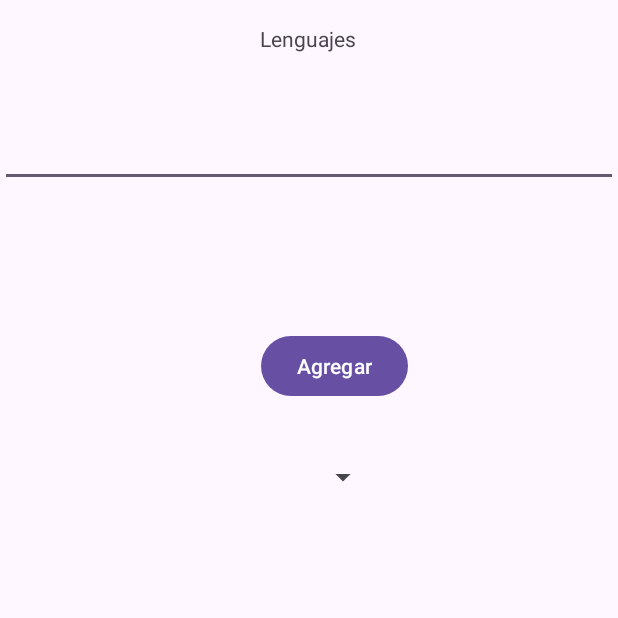
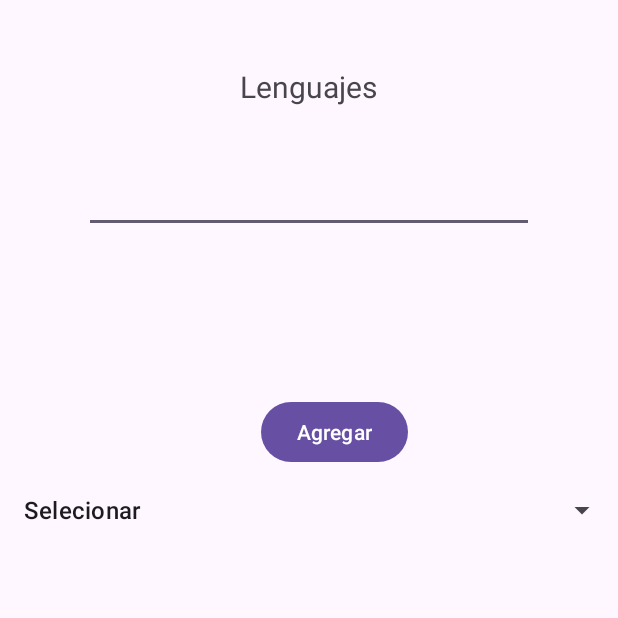
Before and after one commit to daya-pao/app1practica, an Android app: the screen it shows after launch (MainActivity), on a phone screen of 412 x 824 dp, the top half of it. Run offline under Robolectric (Android 15) with nearby library versions, the phone set to English and light mode, and no system bars.

Commit message:
sugunda activity y enviar datos spinners

```diff
--- a/app/build.gradle.kts
+++ b/app/build.gradle.kts
@@ -33,6 +33,9 @@ android {
     kotlinOptions {
         jvmTarget = "1.8"
     }
+    buildFeatures {
+        viewBinding = true
+    }
 }
 
 dependencies {
@@ -41,6 +44,8 @@ dependencies {
     implementation("androidx.appcompat:appcompat:1.6.1")
     implementation("com.google.android.material:material:1.11.0")
     implementation("androidx.constraintlayout:constraintlayout:2.1.4")
+    implementation("androidx.navigation:navigation-fragment-ktx:2.6.0")
+    implementation("androidx.navigation:navigation-ui-ktx:2.6.0")
     testImplementation("junit:junit:4.13.2")
     androidTestImplementation("androidx.test.ext:junit:1.1.5")
     androidTestImplementation("androidx.test.espresso:espresso-core:3.5.1")
--- a/app/src/main/AndroidManifest.xml
+++ b/app/src/main/AndroidManifest.xml
@@ -13,6 +13,11 @@
         android:theme="@style/Theme.SpinnersEj"
         tools:targetApi="31">
         <activity
+            android:name=".MainActivity2"
+            android:exported="false"
+            android:label="@string/title_activity_main2"
+            android:theme="@style/Theme.SpinnersEj" />
+        <activity
             android:name=".MainActivity"
             android:exported="true">
             <intent-filter>
--- a/app/src/main/java/com/example/spinnersej/MainActivity.kt
+++ b/app/src/main/java/com/example/spinnersej/MainActivity.kt
@@ -1,6 +1,9 @@
 package com.example.spinnersej
 
+import android.content.Intent
 import android.os.Bundle
+import android.view.View
+import android.widget.AdapterView
 import android.widget.ArrayAdapter
 import android.widget.Button
 import android.widget.EditText
@@ -13,17 +16,55 @@ class MainActivity : AppCompatActivity() {
     override fun onCreate(savedInstanceState: Bundle?) {
         super.onCreate(savedInstanceState)
         setContentView(R.layout.activity_main)
-        var btnllenar = findViewById<Button>(R.id.btnagregar)
-        var spinner = findViewById<Spinner>(R.id.Spinners)
-        var nombre = findViewById<EditText>(R.id.nombre)
-
-        val arraySpinner = ArrayAdapter<String>(this,android.R.layout.simple_spinner_item)
-        arraySpinner.setDropDownViewResource(android.R.layout.simple_spinner_dropdown_item)
-       btnllenar.setOnClickListener {
-           val texto = nombre.text.toString()
-       }
 
 
+
+        var btnllenar = findViewById<Button>(R.id.btnagregar)
+        var nombre = findViewById<EditText>(R.id.nombre)
+        var spinner = findViewById<Spinner>(R.id.Spinners)
+        var itemlenguajes = mutableListOf<String>("Selecionar")
+
+        var arraySpinner = ArrayAdapter<String>(this,android.R.layout.simple_list_item_activated_1,itemlenguajes)
+        spinner.adapter = arraySpinner
+
+
+           btnllenar.setOnClickListener {
+               var texto = nombre.text.toString().trim()
+               if(texto.isNotEmpty()){
+                   itemlenguajes.add(texto)
+                   nombre.text.clear()
+
+               }else{
+                   nombre.text.clear()
+               }
+
+           }
+
+        //if (True){
+            spinner.onItemSelectedListener = object: AdapterView.OnItemSelectedListener {
+                override fun onItemSelected(
+                    parent: AdapterView<*>?,
+                    view: View?,
+                    position: Int,
+                    id: Long
+                ){
+                    var itemSelected = arraySpinner.getItem(position).toString()
+                    if(itemSelected.isNotEmpty() and (itemSelected != "Selecionar")){
+                        mostrarSegundaPantalla(itemSelected)
+                    }
+
+                }
+
+                override fun onNothingSelected(parent: AdapterView<*>?) {
+                    TODO("Not yet implemented")
+                }
+            }
+       // }c#
+    }
+    private fun mostrarSegundaPantalla(valor: String) {
+        val accion = Intent (this,MainActivity2::class.java)
+        accion.putExtra("itemDatos", valor )
+        startActivity(accion)
     }
 
 }
--- a/app/src/main/res/layout/activity_main.xml
+++ b/app/src/main/res/layout/activity_main.xml
@@ -10,7 +10,8 @@
         android:id="@+id/textView"
         android:layout_width="wrap_content"
         android:layout_height="wrap_content"
-        android:layout_marginTop="16dp"
+        android:textSize="20sp"
+        android:layout_marginTop="44dp"
         android:text="Lenguajes"
         app:layout_constraintEnd_toEndOf="parent"
         app:layout_constraintHorizontal_bias="0.498"
@@ -19,33 +20,33 @@
 
     <EditText
         android:id="@+id/nombre"
-        android:layout_width="match_parent"
+        android:layout_width="300dp"
         android:layout_height="wrap_content"
         app:layout_constraintBottom_toBottomOf="parent"
+        app:layout_constraintEnd_toEndOf="parent"
+        app:layout_constraintStart_toStartOf="parent"
         app:layout_constraintTop_toBottomOf="@+id/textView"
-        app:layout_constraintVertical_bias="0.059"
-        tools:layout_editor_absoluteX="0dp" />
+        app:layout_constraintVertical_bias="0.055" />
 
     <Button
         android:id="@+id/btnagregar"
         android:layout_width="wrap_content"
         android:layout_height="wrap_content"
-        android:layout_marginBottom="556dp"
+        android:layout_marginBottom="512dp"
         android:text="Agregar"
         app:layout_constraintBottom_toBottomOf="parent"
         app:layout_constraintEnd_toEndOf="parent"
         app:layout_constraintHorizontal_bias="0.554"
         app:layout_constraintStart_toStartOf="parent" />
 
-
     <Spinner
         android:id="@+id/Spinners"
-        android:layout_width="wrap_content"
-        android:layout_height="wrap_content"
+        android:layout_width="match_parent"
+        android:layout_height="70dp"
         android:layout_marginBottom="456dp"
         app:layout_constraintBottom_toBottomOf="parent"
         app:layout_constraintEnd_toEndOf="parent"
-        app:layout_constraintHorizontal_bias="0.563"
+        app:layout_constraintHorizontal_bias="0.525"
         app:layout_constraintStart_toStartOf="parent"
         app:layout_constraintTop_toBottomOf="@+id/btnagregar" />
 
```
Also changed, not shown: app/src/main/java/com/example/spinnersej/MainActivity2.kt (added, +30 -0 lines), app/src/main/res/layout/activity_main2.xml (added, +44 -0 lines), app/src/main/res/values/strings.xml (+43 -0 lines).
